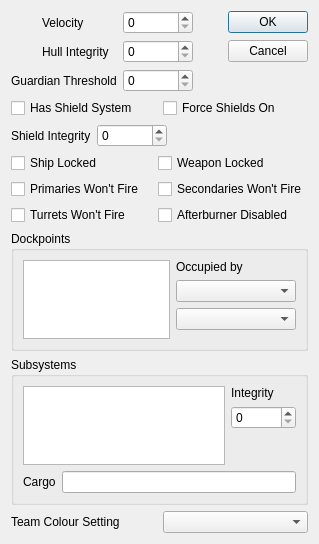
scp-fs2open/fs2open.github.com, file qtfred/ui/ShipInitialStatus.ui: the form before one commit.
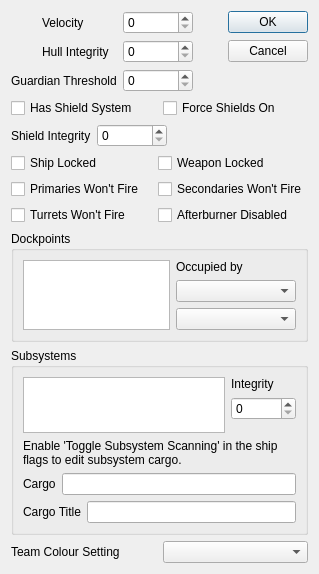
The form after the commit. Custom widgets are drawn as their Qt base class.

Commit message: implement newer cargo fields and clarify subsystem cargo settings

The edit to the form file:
```diff
--- a/qtfred/ui/ShipInitialStatus.ui
+++ b/qtfred/ui/ShipInitialStatus.ui
@@ -367,6 +367,16 @@
         </item>
        </layout>
       </item>
+      <item>
+       <widget class="QLabel" name="subsysCargoHelpLabel">
+        <property name="text">
+         <string>Enable &apos;Toggle Subsystem Scanning&apos; in the ship flags to edit subsystem cargo.</string>
+        </property>
+        <property name="wordWrap">
+         <bool>true</bool>
+        </property>
+       </widget>
+      </item>
       <item>
        <layout class="QHBoxLayout" name="cargoLayout">
         <item>
@@ -385,6 +395,24 @@
         </item>
        </layout>
       </item>
+      <item>
+       <layout class="QHBoxLayout" name="cargoTitleLayout">
+        <item>
+         <widget class="QLabel" name="cargoTitleLabel">
+          <property name="text">
+           <string>Cargo Title</string>
+          </property>
+         </widget>
+        </item>
+        <item>
+         <widget class="QLineEdit" name="cargoTitleEdit">
+          <property name="toolTip">
+           <string>&lt;html&gt;&lt;head/&gt;&lt;body&gt;&lt;p&gt;Overrides the HUD label shown before this subsystem's cargo name. Use &quot;#&quot; as the first character to suppress the label entirely.&lt;/p&gt;&lt;/body&gt;&lt;/html&gt;</string>
+          </property>
+         </widget>
+        </item>
+       </layout>
+      </item>
      </layout>
     </widget>
    </item>
```
The commit also changes 12 other files.
